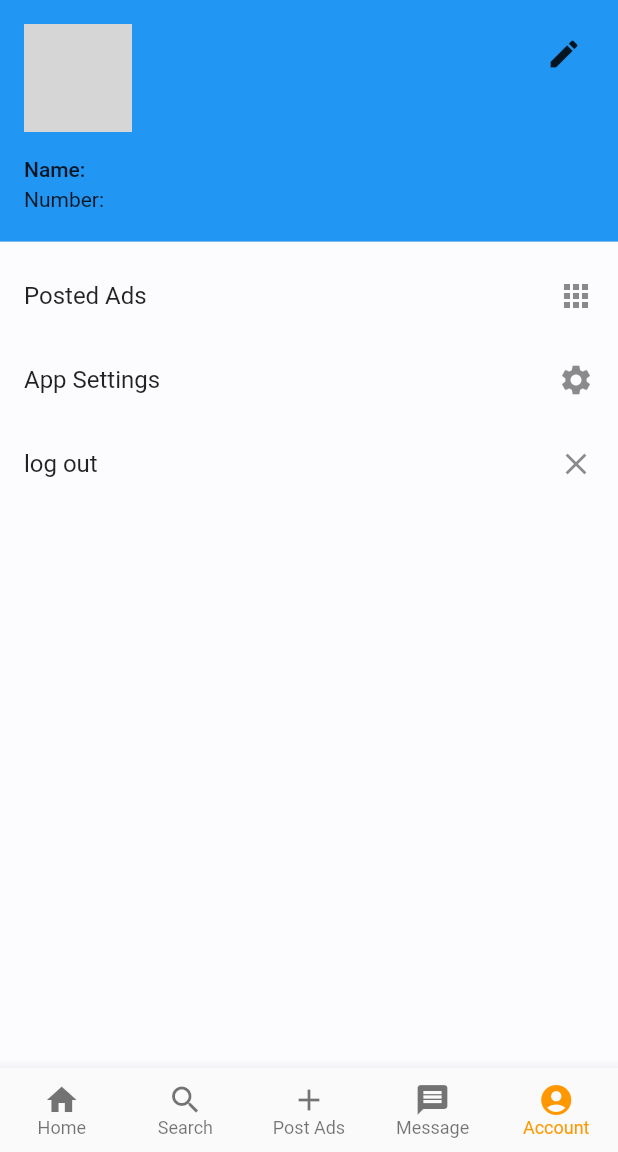
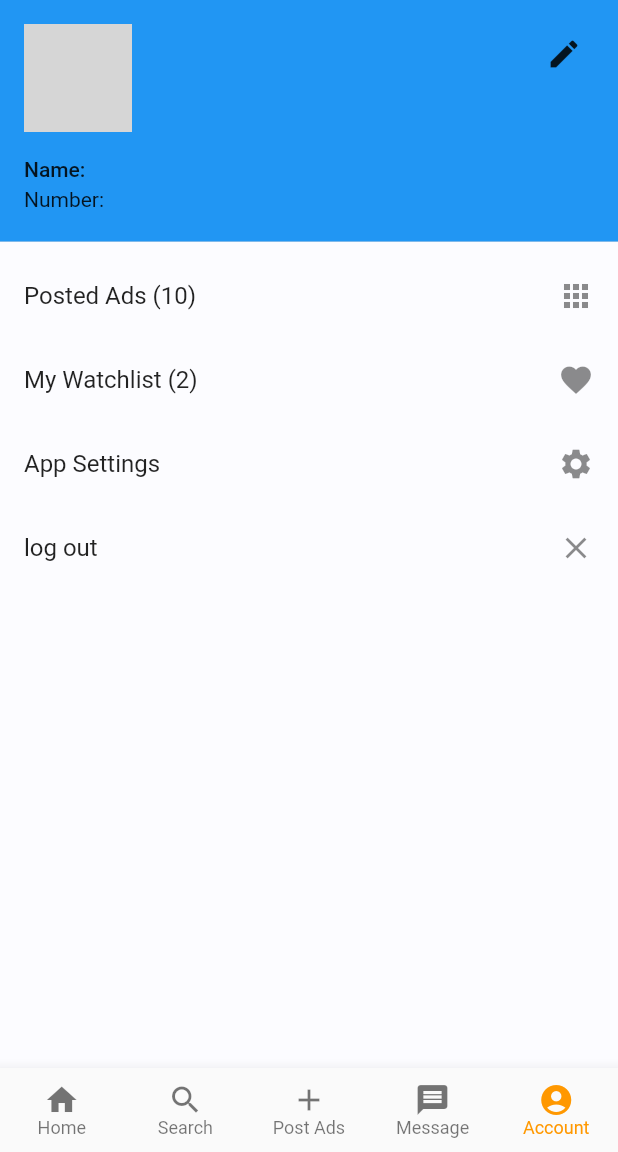
Before and after one commit to joshisijan/room_finder, a Flutter app: the screen it shows once a user with an empty profile is signed in, item 5 of the bottom bar chosen, on a phone screen of 412 x 824 dp, the part 84-1236 px from its top. Run offline on Flutter 3.47's test engine with Material 2 defaults, Android fonts, the light colour scheme and no system bars; our stand-ins replace firebase_auth, firebase_storage, image_picker, photo_view, shared_preferences; accounts and stored records are empty; network calls fail; grey boxes are pictures that could not be loaded.

Commit message:
edited something

```diff
--- a/lib/main.dart
+++ b/lib/main.dart
@@ -10,10 +10,6 @@ import 'package:room_finder/theme/theme.dart';
 import 'package:room_finder/theme/theme.model.dart';
 
 void main(){
-  SystemChrome.setPreferredOrientations([
-    DeviceOrientation.portraitUp,
-    DeviceOrientation.portraitDown,
-  ]);
   runApp(MyApp());
 }
 
--- a/lib/pages/home.dart
+++ b/lib/pages/home.dart
@@ -1,5 +1,6 @@
 import 'package:firebase_auth/firebase_auth.dart';
 import 'package:flutter/material.dart';
+import 'package:room_finder/functions/constants.dart';
 import 'package:room_finder/pages/login.dart';
 import 'package:room_finder/tabs/account_tab.dart';
 import 'package:room_finder/tabs/home_tab.dart';
@@ -28,6 +29,17 @@ class _HomePageState extends State<HomePage> {
             return Scaffold(
               appBar: AppBar(
                 title: Text('Room Finder'),
+                actions: <Widget>[
+                  _currentIndex == 0 || _currentIndex == 1 ? IconButton(
+                    icon: Icon(Icons.map),
+                    onPressed: (){
+
+                    },
+                  ) : SizedBox(),
+                  SizedBox(
+                    width: kDefaultPadding / 2,
+                  ),
+                ],
               ),
               body: FutureBuilder(
                   future: _fbAuth.currentUser(),
--- a/lib/tabs/account_tab.dart
+++ b/lib/tabs/account_tab.dart
@@ -1,6 +1,7 @@
 import 'package:firebase_auth/firebase_auth.dart';
 import 'package:flutter/material.dart';
 import 'package:room_finder/pages/edit_profile.dart';
+import 'package:room_finder/pages/photo_view.dart';
 
 class AccountTab extends StatelessWidget {
   final FirebaseAuth _fbAuth = FirebaseAuth.instance;
@@ -16,9 +17,20 @@ class AccountTab extends StatelessWidget {
       child: ListView(
         children: <Widget>[
           UserAccountsDrawerHeader(
-            currentAccountPicture: CircleAvatar(
-              backgroundImage: NetworkImage(this.cUser.photoUrl ??
-                  'https://picsum.photos/seed/picsum/200/300'),
+            currentAccountPicture: GestureDetector(
+              onTap: (){
+                if(this.cUser.photoUrl != null){
+                  Navigator.of(context).push(MaterialPageRoute(
+                    builder: (context){
+                      return NetworkPhotoViewPage(url: this.cUser.photoUrl);
+                    },
+                  ));
+                }
+              },
+              child: CircleAvatar(
+                backgroundImage: NetworkImage(this.cUser.photoUrl ??
+                    ''),
+              ),
             ),
             otherAccountsPictures: <Widget>[
               IconButton(
@@ -34,14 +46,21 @@ class AccountTab extends StatelessWidget {
             ],
             accountEmail: Text('Number: ' + this.cUser.phoneNumber.toString()),
             accountName:
-                Text('Name: ' + (this.cUser.displayName ?? 'not set yet')),
+                Text('Name: ' + (this.cUser.displayName ?? ' ')),
           ),
           ListTile(
-            title: Text('Posted Ads'),
+            title: Text('Posted Ads (10)'),
             onTap: () {
               Navigator.pushNamed(context, '/setting');
             },
             trailing: Icon(Icons.apps),
+          ),
+          ListTile(
+            title: Text('My Watchlist (2)'),
+            onTap: () {
+              Navigator.pushNamed(context, '/setting');
+            },
+            trailing: Icon(Icons.favorite),
           ),
           ListTile(
             title: Text('App Settings'),
--- a/lib/tabs/search_tab.dart
+++ b/lib/tabs/search_tab.dart
@@ -10,7 +10,7 @@ class SearchTab extends StatelessWidget {
   Widget build(BuildContext context) {
     return Container(
       key: PageStorageKey('search'),
-      child: Text(this.cUser.toString()),
+      child: Text(this.cUser.photoUrl.toString()),
     );
   }
 }
--- a/pubspec.yaml
+++ b/pubspec.yaml
@@ -28,6 +28,8 @@ dependencies:
   firebase_auth: ^0.15.4
   cloud_firestore: ^0.13.3
   image_picker: ^0.6.3+4
+  firebase_storage: ^3.1.1
+  photo_view: ^0.9.2
 
 dev_dependencies:
   flutter_test:
```
Also changed, not shown: lib/pages/edit_profile.dart (+38 -12 lines), lib/pages/photo_view.dart (added, +30 -0 lines), lib/tabs/home_tab.dart (+7 -1 lines), pubspec.lock.
